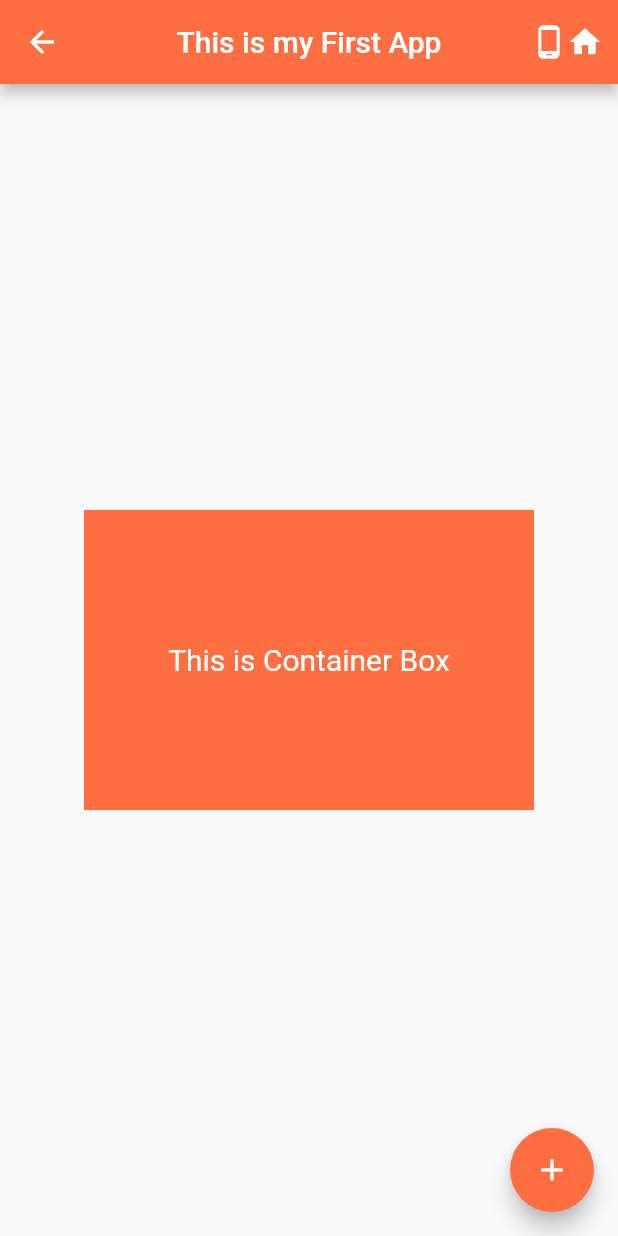
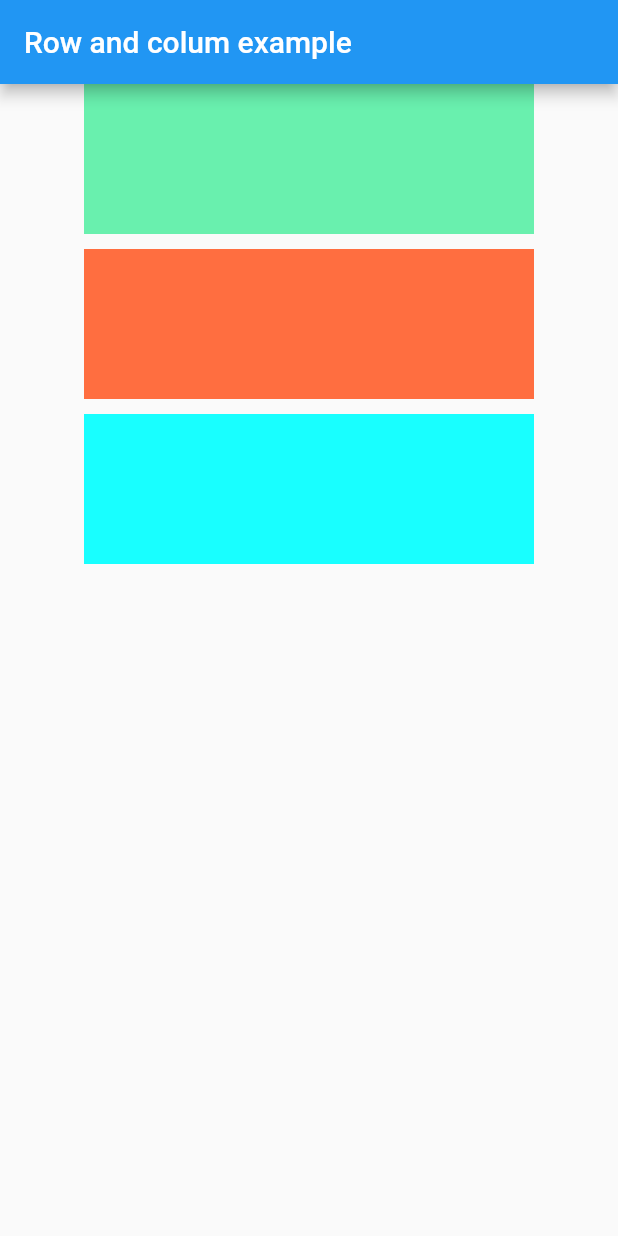
Before and after one commit to AdibRasel/Flutter_First_App, a Flutter app: the screen it shows after launch, on a phone screen of 412 x 824 dp. Run offline on Flutter 3.47's test engine with Material 2 defaults, Android fonts, the phone set to English and light mode, and no system bars.

Commit message:
height, width

```diff
--- a/analysis_options.yaml
+++ b/analysis_options.yaml
@@ -1,28 +1,28 @@
-# This file configures the analyzer, which statically analyzes Dart code to
-# check for errors, warnings, and lints.
-#
-# The issues identified by the analyzer are surfaced in the UI of Dart-enabled
-# IDEs (https://dart.dev/tools#ides-and-editors). The analyzer can also be
-# invoked from the command line by running `flutter analyze`.
+# # This file configures the analyzer, which statically analyzes Dart code to
+# # check for errors, warnings, and lints.
+# #
+# # The issues identified by the analyzer are surfaced in the UI of Dart-enabled
+# # IDEs (https://dart.dev/tools#ides-and-editors). The analyzer can also be
+# # invoked from the command line by running `flutter analyze`.
 
-# The following line activates a set of recommended lints for Flutter apps,
-# packages, and plugins designed to encourage good coding practices.
-include: package:flutter_lints/flutter.yaml
+# # The following line activates a set of recommended lints for Flutter apps,
+# # packages, and plugins designed to encourage good coding practices.
+# include: package:flutter_lints/flutter.yaml
 
-linter:
-  # The lint rules applied to this project can be customized in the
-  # section below to disable rules from the `package:flutter_lints/flutter.yaml`
-  # included above or to enable additional rules. A list of all available lints
-  # and their documentation is published at https://dart.dev/lints.
-  #
-  # Instead of disabling a lint rule for the entire project in the
-  # section below, it can also be suppressed for a single line of code
-  # or a specific dart file by using the `// ignore: name_of_lint` and
-  # `// ignore_for_file: name_of_lint` syntax on the line or in the file
-  # producing the lint.
-  rules:
-    # avoid_print: false  # Uncomment to disable the `avoid_print` rule
-    # prefer_single_quotes: true  # Uncomment to enable the `prefer_single_quotes` rule
+# linter:
+#   # The lint rules applied to this project can be customized in the
+#   # section below to disable rules from the `package:flutter_lints/flutter.yaml`
+#   # included above or to enable additional rules. A list of all available lints
+#   # and their documentation is published at https://dart.dev/lints.
+#   #
+#   # Instead of disabling a lint rule for the entire project in the
+#   # section below, it can also be suppressed for a single line of code
+#   # or a specific dart file by using the `// ignore: name_of_lint` and
+#   # `// ignore_for_file: name_of_lint` syntax on the line or in the file
+#   # producing the lint.
+#   rules:
+#     # avoid_print: false  # Uncomment to disable the `avoid_print` rule
+#     # prefer_single_quotes: true  # Uncomment to enable the `prefer_single_quotes` rule
 
-# Additional information about this file can be found at
-# https://dart.dev/guides/language/analysis-options
+# # Additional information about this file can be found at
+# # https://dart.dev/guides/language/analysis-options
--- /dev/null
+++ b/lib/home_page_two.dart
@@ -0,0 +1,50 @@
+import 'package:flutter/material.dart';
+
+class HomePageTwo extends StatefulWidget {
+  const HomePageTwo({super.key});
+
+  @override
+  State<HomePageTwo> createState() => _HomePageTwoState();
+}
+
+class _HomePageTwoState extends State<HomePageTwo> {
+  @override
+  Widget build(BuildContext context) {
+   double _width = MediaQuery.of(context).size.width; // Mobile ba device er screen er width count korbe
+
+    return Scaffold(
+      appBar: AppBar(
+        title: Text("Row and colum example"),
+      ),
+      body: Container(
+        width: _width,
+        child: Column(
+          crossAxisAlignment: CrossAxisAlignment.center,
+          children: [
+            Container(
+              height: 100.0,
+              width: 300.0,
+              color: Colors.greenAccent,
+            ),
+            SizedBox(
+              height: 10.0,
+            ),
+            Container(
+              height: 100.0,
+              width: 300.0,
+              color: Colors.deepOrangeAccent,
+            ),
+            SizedBox(
+              height: 10.0,
+            ),
+            Container(
+              height: 100.0,
+              width: 300.0,
+              color: Colors.cyanAccent,
+            ),
+          ],
+        ),
+      ),
+    );
+  }
+}
--- a/lib/main.dart
+++ b/lib/main.dart
@@ -1,5 +1,7 @@
 import 'package:flutter/material.dart';
-import 'package:my_app/home_page.dart';
+
+// import 'package:my_app/home_page.dart';
+import 'package:my_app/home_page_two.dart';
 
 void main() {
   runApp(const MyApp());
@@ -12,7 +14,8 @@ class MyApp extends StatelessWidget {
   Widget build(BuildContext context) {
     return MaterialApp(
       debugShowCheckedModeBanner: false,
-      home: HomePage(),
+      // home: HomePage(),
+      home: HomePageTwo(),
     );
   }
 }
```
